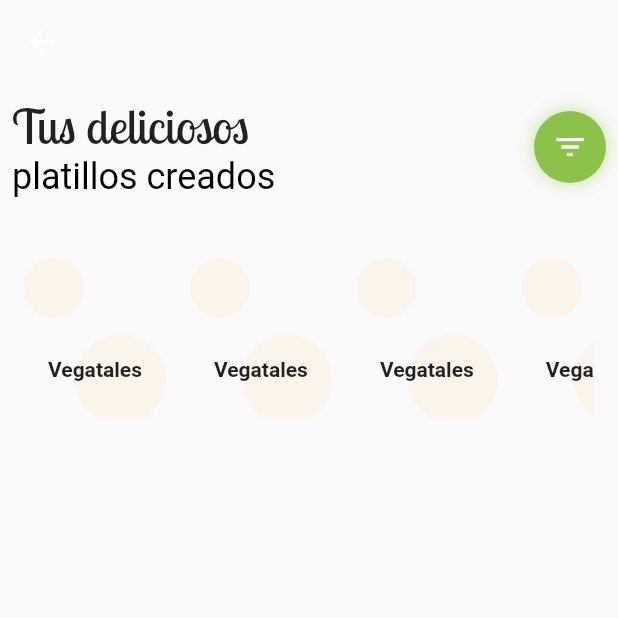
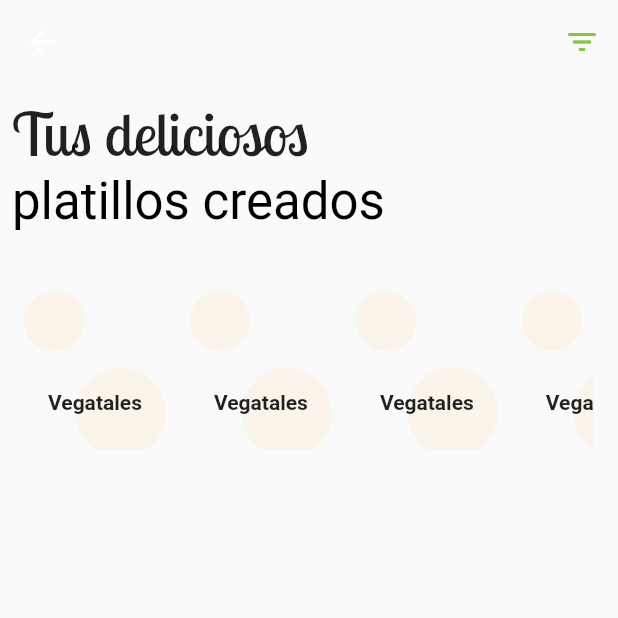
Before and after one commit to EdHuamani/foodie-maker, a Flutter app: the FoodCreate screen opened directly, on a phone screen of 412 x 824 dp, the top half of it. Run offline on Flutter 3.47's test engine with Material 2 defaults, Android fonts, the phone set to English and light mode, and no system bars; our stand-ins replace cloud_firestore, flutter_redux, redux; accounts and stored records are empty; statements that could not run were skipped.

Commit message:
icon nav

```diff
--- a/lib/presentation/food_create.dart
+++ b/lib/presentation/food_create.dart
@@ -4,13 +4,25 @@ import 'package:foodie_maker/presentation/list_horizontal_food.dart';
 class FoodCreate extends StatelessWidget {
   static String routeName = "/create";
   final TextStyle titleFont = TextStyle(
-      fontFamily: 'Lobster Two', fontWeight: FontWeight.normal, fontSize: 32);
+      fontFamily: 'Lobster Two', fontWeight: FontWeight.normal, fontSize: 40);
   @override
   Widget build(BuildContext context) {
     return Scaffold(
       appBar: AppBar(
         backgroundColor: Colors.transparent,
         elevation: 0,
+        actions: <Widget>[
+          Container(
+            child: IconButton(
+              icon: Icon(
+                Icons.filter_list,
+                color: Colors.lightGreen,
+              ),
+              color: Colors.transparent,
+              onPressed: () {},
+            ),
+          ),
+        ],
       ),
       body: Container(
         padding: EdgeInsets.all(8.0),
@@ -31,29 +43,10 @@ class FoodCreate extends StatelessWidget {
                         'platillos creados',
                         style: Theme.of(context)
                             .textTheme
-                            .headline
+                            .display1
                             .copyWith(color: Colors.black),
                       ),
                     ],
-                  ),
-                  Container(
-                    decoration: BoxDecoration(
-                        borderRadius: BorderRadius.circular(30.0),
-                        color: Colors.lightGreen,
-                        boxShadow: [
-                          new BoxShadow(
-                            color: Colors.lightGreen.withOpacity(0.5),
-                            blurRadius: 10.0,
-                          ),
-                        ]),
-                    child: IconButton(
-                      icon: Icon(
-                        Icons.filter_list,
-                        color: Colors.white,
-                      ),
-                      color: Colors.transparent,
-                      onPressed: () {},
-                    ),
                   ),
                 ],
               ),
@@ -62,7 +55,6 @@ class FoodCreate extends StatelessWidget {
               height: 32,
             ),
             ListHorizontalFood(),
-
           ],
         ),
       ),
--- a/pubspec.yaml
+++ b/pubspec.yaml
@@ -20,7 +20,7 @@ dependencies:
   flutter:
     sdk: flutter
   flutter_redux: ^0.5.3
-  cloud_firestore: ^0.8.2
+  cloud_firestore: ^0.12.1
 
   # The following adds the Cupertino Icons font to your application.
   # Use with the CupertinoIcons class for iOS style icons.
```
Also changed, not shown: pubspec.lock.
